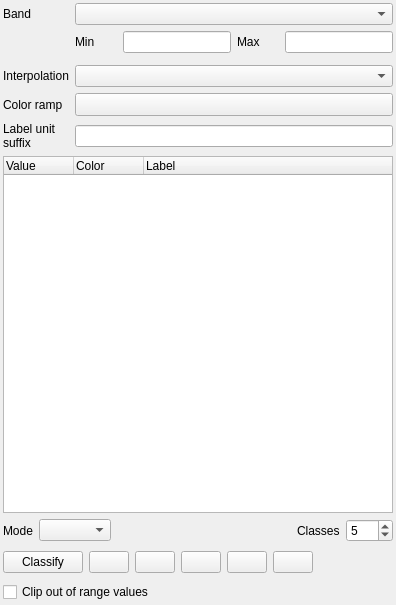
First picture: the form in src/ui/qgssinglebandpseudocolorrendererwidgetbase.ui, repository qgis/QGIS, before the edit.
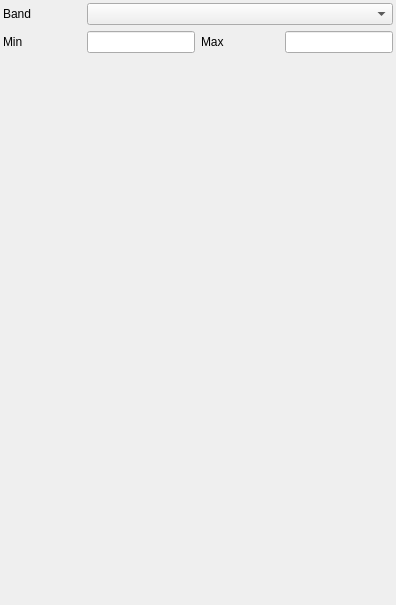
Second picture: the form after the edit. Icons and pictures are not drawn. Custom widgets are drawn as their Qt base class.

Commit message: also use color ramp shader widget for pseudo color renderer

Diff of the .ui file:
```diff
--- a/src/ui/qgssinglebandpseudocolorrendererwidgetbase.ui
+++ b/src/ui/qgssinglebandpseudocolorrendererwidgetbase.ui
@@ -13,7 +13,7 @@
   <property name="windowTitle">
    <string>Form</string>
   </property>
-  <layout class="QGridLayout" name="gridLayout">
+  <layout class="QVBoxLayout" name="verticalLayout">
    <property name="leftMargin">
     <number>3</number>
    </property>
@@ -26,286 +26,57 @@
    <property name="bottomMargin">
     <number>3</number>
    </property>
-   <item row="6" column="0" colspan="5">
-    <widget class="QTreeWidget" name="mColormapTreeWidget">
-     <property name="sizePolicy">
-      <sizepolicy hsizetype="Expanding" vsizetype="Expanding">
-       <horstretch>0</horstretch>
-       <verstretch>0</verstretch>
-      </sizepolicy>
-     </property>
-     <property name="minimumSize">
-      <size>
-       <width>0</width>
-       <height>250</height>
-      </size>
-     </property>
-     <attribute name="headerDefaultSectionSize">
-      <number>70</number>
-     </attribute>
-     <attribute name="headerMinimumSectionSize">
-      <number>10</number>
-     </attribute>
-     <attribute name="headerStretchLastSection">
-      <bool>true</bool>
-     </attribute>
-     <column>
-      <property name="text">
-       <string>Value</string>
-      </property>
-     </column>
-     <column>
-      <property name="text">
-       <string>Color</string>
-      </property>
-     </column>
-     <column>
-      <property name="text">
-       <string>Label</string>
-      </property>
-     </column>
-    </widget>
-   </item>
-   <item row="4" column="1" colspan="4">
-    <widget class="QgsColorRampButton" name="btnColorRamp">
-     <property name="sizePolicy">
-      <sizepolicy hsizetype="Expanding" vsizetype="Fixed">
-       <horstretch>0</horstretch>
-       <verstretch>0</verstretch>
-      </sizepolicy>
-     </property>
-     <property name="minimumSize">
-      <size>
-       <width>120</width>
-       <height>0</height>
-      </size>
-     </property>
-     <property name="maximumSize">
-      <size>
-       <width>16777215</width>
-       <height>16777215</height>
-      </size>
-     </property>
-    </widget>
-   </item>
-   <item row="4" column="0">
-    <widget class="QLabel" name="mColorInterpolationLabel_2">
-     <property name="text">
-      <string>Color ramp</string>
-     </property>
-    </widget>
-   </item>
-   <item row="1" column="4">
-    <widget class="QLineEdit" name="mMaxLineEdit"/>
-   </item>
-   <item row="1" column="1">
-    <widget class="QLabel" name="mMinLabel">
-     <property name="sizePolicy">
-      <sizepolicy hsizetype="MinimumExpanding" vsizetype="Fixed">
-       <horstretch>0</horstretch>
-       <verstretch>0</verstretch>
-      </sizepolicy>
-     </property>
-     <property name="text">
-      <string>Min</string>
-     </property>
-    </widget>
-   </item>
-   <item row="3" column="1" colspan="4">
-    <widget class="QComboBox" name="mColorInterpolationComboBox"/>
-   </item>
-   <item row="0" column="1" colspan="4">
-    <widget class="QgsRasterBandComboBox" name="mBandComboBox"/>
-   </item>
-   <item row="0" column="0">
-    <widget class="QLabel" name="mBandLabel">
-     <property name="text">
-      <string>Band</string>
-     </property>
-    </widget>
-   </item>
-   <item row="1" column="3">
-    <widget class="QLabel" name="mMaxLabel">
-     <property name="sizePolicy">
-      <sizepolicy hsizetype="MinimumExpanding" vsizetype="Fixed">
-       <horstretch>0</horstretch>
-       <verstretch>0</verstretch>
-      </sizepolicy>
-     </property>
-     <property name="text">
-      <string>Max</string>
-     </property>
-    </widget>
-   </item>
-   <item row="3" column="0">
-    <widget class="QLabel" name="mColorInterpolationLabel">
-     <property name="text">
-      <string>Interpolation</string>
-     </property>
-    </widget>
-   </item>
-   <item row="8" column="0" colspan="5">
-    <layout class="QHBoxLayout" name="horizontalLayout_3">
-     <item>
-      <widget class="QPushButton" name="mClassifyButton">
-       <property name="text">
-        <string>Classify</string>
-       </property>
-      </widget>
+   <item>
+    <layout class="QGridLayout" name="gridLayout_2">
+     <item row="1" column="1">
+      <widget class="QLineEdit" name="mMinLineEdit"/>
      </item>
-     <item>
-      <widget class="QPushButton" name="mAddEntryButton">
-       <property name="toolTip">
-        <string>Add values manually</string>
+     <item row="1" column="0">
+      <widget class="QLabel" name="mMinLabel">
+       <property name="sizePolicy">
+        <sizepolicy hsizetype="MinimumExpanding" vsizetype="Fixed">
+         <horstretch>0</horstretch>
+         <verstretch>0</verstretch>
+        </sizepolicy>
        </property>
-       <property name="icon">
-        <iconset resource="../../images/images.qrc">
-         <normaloff>:/images/themes/default/symbologyAdd.svg</normaloff>:/images/themes/default/symbologyAdd.svg</iconset>
-       </property>
-      </widget>
-     </item>
-     <item>
-      <widget class="QPushButton" name="mDeleteEntryButton">
-       <property name="toolTip">
-        <string>Remove selected row(s)</string>
-       </property>
-       <property name="icon">
-        <iconset resource="../../images/images.qrc">
-         <normaloff>:/images/themes/default/symbologyRemove.svg</normaloff>:/images/themes/default/symbologyRemove.svg</iconset>
-       </property>
-      </widget>
-     </item>
-     <item>
-      <widget class="QPushButton" name="mLoadFromBandButton">
-       <property name="toolTip">
-        <string>Load color map from band</string>
-       </property>
-       <property name="icon">
-        <iconset resource="../../images/images.qrc">
-         <normaloff>:/images/themes/default/mActionReload.svg</normaloff>:/images/themes/default/mActionReload.svg</iconset>
-       </property>
-      </widget>
-     </item>
-     <item>
-      <widget class="QPushButton" name="mLoadFromFileButton">
-       <property name="toolTip">
-        <string>Load color map from file</string>
-       </property>
-       <property name="icon">
-        <iconset resource="../../images/images.qrc">
-         <normaloff>:/images/themes/default/mActionFileOpen.svg</normaloff>:/images/themes/default/mActionFileOpen.svg</iconset>
-       </property>
-      </widget>
-     </item>
-     <item>
-      <widget class="QPushButton" name="mExportToFileButton">
-       <property name="toolTip">
-        <string>Export color map to file</string>
-       </property>
-       <property name="icon">
-        <iconset resource="../../images/images.qrc">
-         <normaloff>:/images/themes/default/mActionFileSaveAs.svg</normaloff>:/images/themes/default/mActionFileSaveAs.svg</iconset>
-       </property>
-      </widget>
-     </item>
-     <item>
-      <spacer name="horizontalSpacer">
-       <property name="orientation">
-        <enum>Qt::Horizontal</enum>
-       </property>
-       <property name="sizeHint" stdset="0">
-        <size>
-         <width>48</width>
-         <height>28</height>
-        </size>
-       </property>
-      </spacer>
-     </item>
-    </layout>
-   </item>
-   <item row="1" column="2">
-    <widget class="QLineEdit" name="mMinLineEdit"/>
-   </item>
-   <item row="9" column="0" colspan="5">
-    <widget class="QCheckBox" name="mClipCheckBox">
-     <property name="toolTip">
-      <string>If checked, any pixels with a value out of range will not be rendered</string>
-     </property>
-     <property name="text">
-      <string>Clip out of range values</string>
-     </property>
-    </widget>
-   </item>
-   <item row="7" column="0" colspan="5">
-    <layout class="QHBoxLayout" name="horizontalLayout_5">
-     <item>
-      <widget class="QLabel" name="mClassificationModeLabel">
        <property name="text">
-        <string>Mode</string>
+        <string>Min</string>
        </property>
       </widget>
      </item>
-     <item>
-      <widget class="QComboBox" name="mClassificationModeComboBox"/>
-     </item>
-     <item>
-      <spacer name="horizontalSpacer_4">
-       <property name="orientation">
-        <enum>Qt::Horizontal</enum>
-       </property>
-       <property name="sizeHint" stdset="0">
-        <size>
-         <width>40</width>
-         <height>20</height>
-        </size>
-       </property>
-      </spacer>
-     </item>
-     <item>
-      <widget class="QLabel" name="mNumberOfEntriesLabel">
+     <item row="0" column="0">
+      <widget class="QLabel" name="mBandLabel">
        <property name="text">
-        <string>Classes</string>
+        <string>Band</string>
        </property>
       </widget>
      </item>
-     <item>
-      <widget class="QSpinBox" name="mNumberOfEntriesSpinBox">
+     <item row="1" column="2">
+      <widget class="QLabel" name="mMaxLabel">
        <property name="sizePolicy">
-        <sizepolicy hsizetype="Fixed" vsizetype="Fixed">
+        <sizepolicy hsizetype="MinimumExpanding" vsizetype="Fixed">
          <horstretch>0</horstretch>
          <verstretch>0</verstretch>
         </sizepolicy>
        </property>
-       <property name="minimum">
-        <number>2</number>
+       <property name="text">
+        <string>Max</string>
        </property>
-       <property name="maximum">
-        <number>255</number>
-       </property>
-       <property name="value">
-        <number>5</number>
-       </property>
       </widget>
      </item>
+     <item row="1" column="3">
+      <widget class="QLineEdit" name="mMaxLineEdit"/>
+     </item>
+     <item row="0" column="1" colspan="3">
+      <widget class="QgsRasterBandComboBox" name="mBandComboBox"/>
+     </item>
     </layout>
    </item>
-   <item row="5" column="1" colspan="4">
-    <widget class="QLineEdit" name="mUnitLineEdit">
-     <property name="toolTip">
-      <string>Unit suffix</string>
-     </property>
-    </widget>
-   </item>
-   <item row="2" column="0" colspan="5">
+   <item>
     <widget class="QWidget" name="mMinMaxContainerWidget" native="true"/>
    </item>
-   <item row="5" column="0">
-    <widget class="QLabel" name="mUnitLabel">
-     <property name="text">
-      <string>Label unit
-suffix</string>
-     </property>
-    </widget>
+   <item>
+    <widget class="QgsColorRampShaderWidget" name="mColorRampShaderWidget" native="true"/>
    </item>
   </layout>
  </widget>
@@ -316,9 +87,9 @@
    <header>raster/qgsrasterbandcombobox.h</header>
   </customwidget>
   <customwidget>
-   <class>QgsColorRampButton</class>
-   <extends>QToolButton</extends>
-   <header>qgscolorrampbutton.h</header>
+   <class>QgsColorRampShaderWidget</class>
+   <extends>QWidget</extends>
+   <header>raster/qgscolorrampshaderwidget.h</header>
    <container>1</container>
   </customwidget>
  </customwidgets>
```
Left out of the diff: 50 changed lines with no effect on the pictures. The commit also changes 6 other files.
